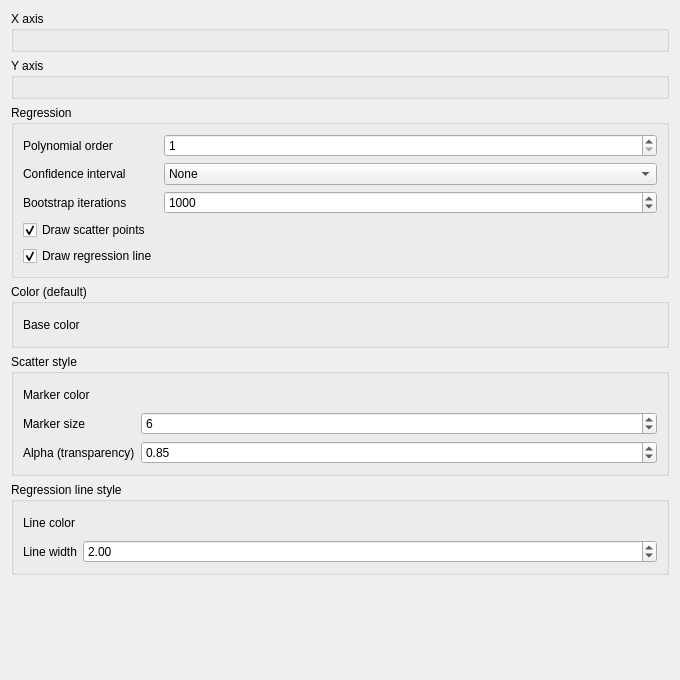
First picture: the form in src/DAGui/DAChartAddStatsRegplotWidget.ui, repository czyt1988/data-workbench, before the edit.
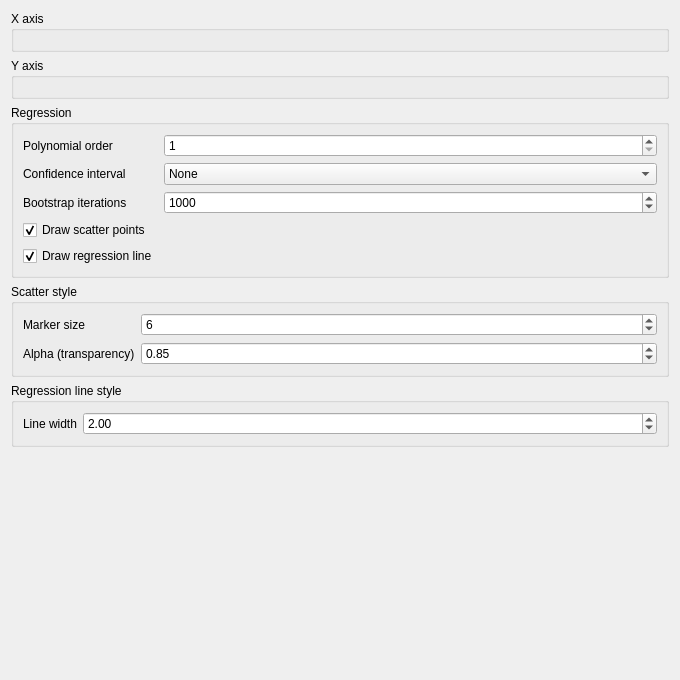
Second picture: the form after the edit. Custom widgets are drawn as their Qt base class.

Commit message:
refactor(gui): remove color options from stats barplot widget
Simplify the Stats Barplot Widget by removing manual color pickers and palette selection UI elements, reducing interface clutter and relying on default coloring mechanisms.

- Remove color, error bar color, and palette controls from the UI and translation files.
- Clean up associated C++ logic, including UI state syncing and JSON parameter building.
- Update SARibbon and qwt submodules to their latest commits.

```diff
--- a/src/DAGui/DAChartAddStatsRegplotWidget.ui
+++ b/src/DAGui/DAChartAddStatsRegplotWidget.ui
@@ -147,41 +147,6 @@
      </layout>
     </widget>
    </item>
-   <item>
-    <widget class="QGroupBox" name="groupBoxColor">
-     <property name="title">
-      <string>Color (default)</string>
-     </property>
-     <property name="flat">
-      <bool>true</bool>
-     </property>
-     <layout class="QFormLayout" name="formLayoutColor">
-      <item row="0" column="0">
-       <widget class="QLabel" name="labelColor">
-        <property name="text">
-         <string>Base color</string>
-        </property>
-       </widget>
-      </item>
-      <item row="0" column="1">
-       <widget class="DA::DAColorPickerButton" name="colorButton">
-        <property name="minimumSize">
-         <size>
-          <width>40</width>
-          <height>20</height>
-         </size>
-        </property>
-        <property name="text">
-         <string/>
-        </property>
-        <property name="autoRaise">
-         <bool>true</bool>
-        </property>
-       </widget>
-      </item>
-     </layout>
-    </widget>
-   </item>
    <item>
     <widget class="QGroupBox" name="groupBoxScatterKws">
      <property name="title">
@@ -192,36 +157,13 @@
      </property>
      <layout class="QFormLayout" name="formLayoutScatterKws">
       <item row="0" column="0">
-       <widget class="QLabel" name="labelMarkerColor">
-        <property name="text">
-         <string>Marker color</string>
-        </property>
-       </widget>
-      </item>
-      <item row="0" column="1">
-       <widget class="DA::DAColorPickerButton" name="scatterColorButton">
-        <property name="minimumSize">
-         <size>
-          <width>40</width>
-          <height>20</height>
-         </size>
-        </property>
-        <property name="text">
-         <string/>
-        </property>
-        <property name="autoRaise">
-         <bool>true</bool>
-        </property>
-       </widget>
-      </item>
-      <item row="1" column="0">
        <widget class="QLabel" name="labelMarkerSize">
         <property name="text">
          <string>Marker size</string>
         </property>
        </widget>
       </item>
-      <item row="1" column="1">
+      <item row="0" column="1">
        <widget class="QSpinBox" name="spinBoxMarkerSize">
         <property name="minimum">
          <number>1</number>
@@ -234,14 +176,14 @@
         </property>
        </widget>
       </item>
-      <item row="2" column="0">
+      <item row="1" column="0">
        <widget class="QLabel" name="labelAlpha">
         <property name="text">
          <string>Alpha (transparency)</string>
         </property>
        </widget>
       </item>
-      <item row="2" column="1">
+      <item row="1" column="1">
        <widget class="QDoubleSpinBox" name="doubleSpinBoxAlpha">
         <property name="minimum">
          <double>0.050000000000000</double>
@@ -270,36 +212,13 @@
      </property>
      <layout class="QFormLayout" name="formLayoutRegKws">
       <item row="0" column="0">
-       <widget class="QLabel" name="labelRegColor">
-        <property name="text">
-         <string>Line color</string>
-        </property>
-       </widget>
-      </item>
-      <item row="0" column="1">
-       <widget class="DA::DAColorPickerButton" name="regColorButton">
-        <property name="minimumSize">
-         <size>
-          <width>40</width>
-          <height>20</height>
-         </size>
-        </property>
-        <property name="text">
-         <string/>
-        </property>
-        <property name="autoRaise">
-         <bool>true</bool>
-        </property>
-       </widget>
-      </item>
-      <item row="1" column="0">
        <widget class="QLabel" name="labelLineWidth">
         <property name="text">
          <string>Line width</string>
         </property>
        </widget>
       </item>
-      <item row="1" column="1">
+      <item row="0" column="1">
        <widget class="QDoubleSpinBox" name="doubleSpinBoxLineWidth">
         <property name="minimum">
          <double>0.500000000000000</double>
@@ -339,11 +258,6 @@
    <extends>QWidget</extends>
    <header>DAChartSeriesSelectWidget.h</header>
   </customwidget>
-  <customwidget>
-   <class>DA::DAColorPickerButton</class>
-   <extends>QToolButton</extends>
-   <header>DAColorPickerButton.h</header>
-  </customwidget>
  </customwidgets>
  <resources/>
  <connections/>
```
The commit also changes 22 other files.
